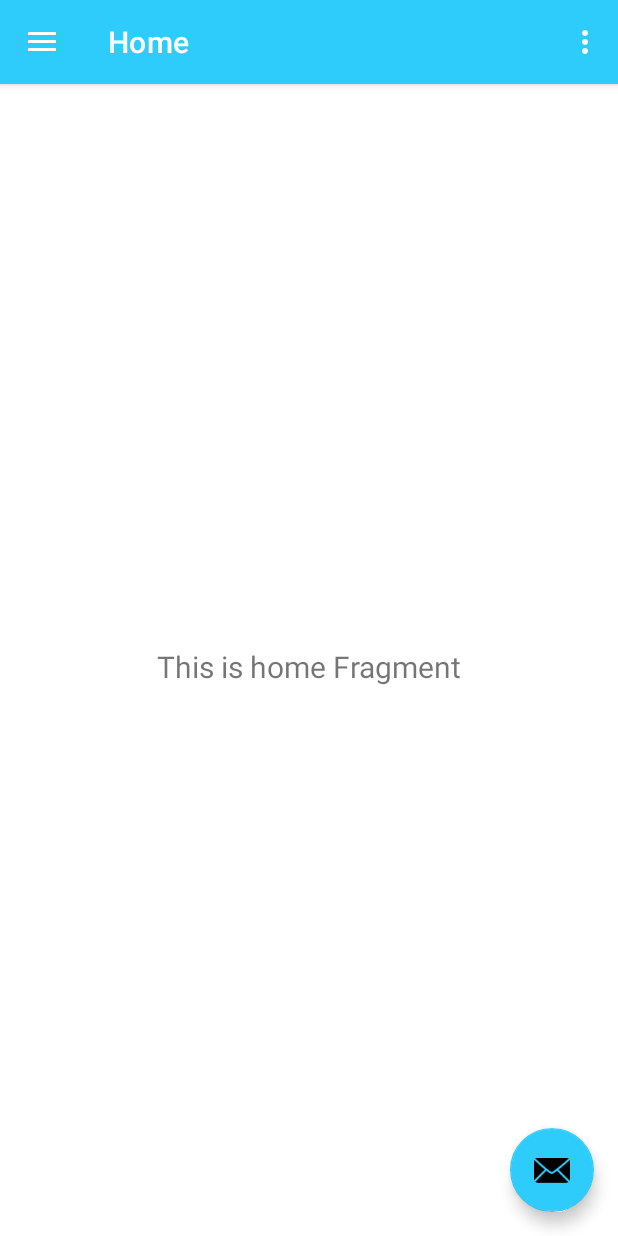
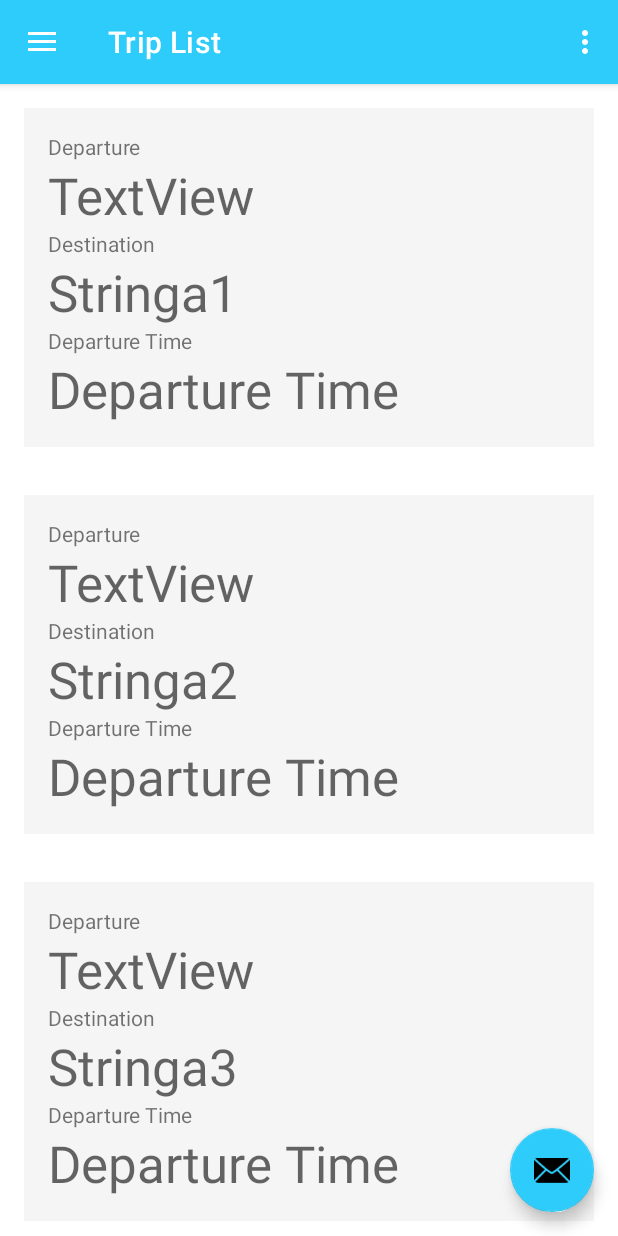
Before and after one commit to valparahiso/mad-car-pooling, an Android app: the screen it shows after launch (MainActivity), on a phone screen of 412 x 824 dp. Run offline under Robolectric (Android 15) with nearby library versions, the phone set to English and light mode, and no system bars; our stand-ins replace navigation-ui.

Commit message:
Fragment list trips

```diff
--- a/app/src/main/java/it/polito/mad/mad_car_pooling/MainActivity.kt
+++ b/app/src/main/java/it/polito/mad/mad_car_pooling/MainActivity.kt
@@ -38,7 +38,7 @@ class MainActivity : AppCompatActivity() {
         // Passing each menu ID as a set of Ids because each
         // menu should be considered as top level destinations.
         appBarConfiguration = AppBarConfiguration(setOf(
-                R.id.nav_home, R.id.nav_gallery, R.id.nav_slideshow), drawerLayout)
+                R.id.nav_list, R.id.nav_home, R.id.nav_gallery, R.id.nav_slideshow), drawerLayout)
         setupActionBarWithNavController(navController, appBarConfiguration)
         navView.setupWithNavController(navController)
 
--- /dev/null
+++ b/app/src/main/java/it/polito/mad/mad_car_pooling/ui/trip_list/TripListFragment.kt
@@ -0,0 +1,33 @@
+package it.polito.mad.mad_car_pooling.ui.trip_list
+
+import android.os.Bundle
+import android.view.LayoutInflater
+import android.view.View
+import android.view.ViewGroup
+import androidx.fragment.app.Fragment
+import androidx.recyclerview.widget.LinearLayoutManager
+import androidx.recyclerview.widget.RecyclerView
+import it.polito.mad.mad_car_pooling.R
+import it.polito.mad.mad_car_pooling.TripAdapter
+class TripListFragment : Fragment() {
+
+
+    override fun onCreateView(
+        inflater: LayoutInflater,
+        container: ViewGroup?,
+        savedInstanceState: Bundle?
+    ): View? {
+        return inflater.inflate(R.layout.fragment_trip_list, container, false)
+
+    }
+
+    override fun onViewCreated(view: View, savedInstanceState: Bundle?) {
+        super.onViewCreated(view, savedInstanceState)
+        val recyclerView = view.findViewById<RecyclerView>(R.id.tripListRecyclerView)
+
+        val list: List<String> = listOf("Stringa1", "Stringa2", "Stringa3", "Stringa1", "Stringa2", "Stringa3","Stringa1", "Stringa2", "Stringa3" , "Stringa1", "Stringa2", "Stringa3")
+
+        recyclerView.layoutManager = LinearLayoutManager(context)
+        recyclerView.adapter = TripAdapter(list)
+    }
+}
--- a/app/src/main/res/layout/fragment_trip_list.xml
+++ b/app/src/main/res/layout/fragment_trip_list.xml
@@ -1,16 +1,14 @@
 <?xml version="1.0" encoding="utf-8"?>
-<FrameLayout xmlns:android="http://schemas.android.com/apk/res/android"
+<androidx.constraintlayout.widget.ConstraintLayout xmlns:android="http://schemas.android.com/apk/res/android"
+    xmlns:app="http://schemas.android.com/apk/res-auto"
     xmlns:tools="http://schemas.android.com/tools"
     android:layout_width="match_parent"
     android:layout_height="match_parent"
-    tools:context=".TripListFragment">
+    tools:context=".ui.trip_list.TripListFragment">
 
-    <!-- TODO: Update blank fragment layout -->
-    <TextView
-        android:id="@+id/tripListFragment"
+    <androidx.recyclerview.widget.RecyclerView
+        android:id="@+id/tripListRecyclerView"
         android:layout_width="match_parent"
-        android:layout_height="match_parent"
-        android:tag="tripListFragmentTag"
-        android:text="@string/hello_blank_fragment" />
+        android:layout_height="match_parent" />
 
-</FrameLayout>
+</androidx.constraintlayout.widget.ConstraintLayout>
--- a/app/src/main/res/layout/item_trip_list.xml
+++ b/app/src/main/res/layout/item_trip_list.xml
@@ -1,4 +1,5 @@
 <?xml version="1.0" encoding="utf-8"?>
+
 <LinearLayout xmlns:android="http://schemas.android.com/apk/res/android"
     android:layout_width="match_parent"
     android:layout_height="wrap_content"
--- a/app/src/main/res/menu/activity_main_drawer.xml
+++ b/app/src/main/res/menu/activity_main_drawer.xml
@@ -4,6 +4,10 @@
     tools:showIn="navigation_view">
 
     <group android:checkableBehavior="single">
+        <item
+            android:id="@+id/nav_list"
+            android:icon="@drawable/ic_menu_camera"
+            android:title="Trip List" />
         <item
             android:id="@+id/nav_home"
             android:icon="@drawable/ic_menu_camera"
--- a/app/src/main/res/navigation/mobile_navigation.xml
+++ b/app/src/main/res/navigation/mobile_navigation.xml
@@ -3,13 +3,19 @@
     xmlns:app="http://schemas.android.com/apk/res-auto"
     xmlns:tools="http://schemas.android.com/tools"
     android:id="@+id/mobile_navigation"
-    app:startDestination="@+id/nav_home">
+    app:startDestination="@+id/nav_list">
+
+    <fragment
+        android:id="@+id/nav_list"
+        android:name="it.polito.mad.mad_car_pooling.ui.trip_list.TripListFragment"
+        android:label="Trip List"
+        tools:layout="@layout/fragment_trip_list" />
 
     <fragment
         android:id="@+id/nav_home"
         android:name="it.polito.mad.mad_car_pooling.ui.home.HomeFragment"
-        android:label="@string/menu_home"
-        tools:layout="@layout/fragment_trip_list" />
+        android:label="Home"
+        tools:layout="@layout/fragment_home" />
 
     <fragment
         android:id="@+id/nav_gallery"
```
